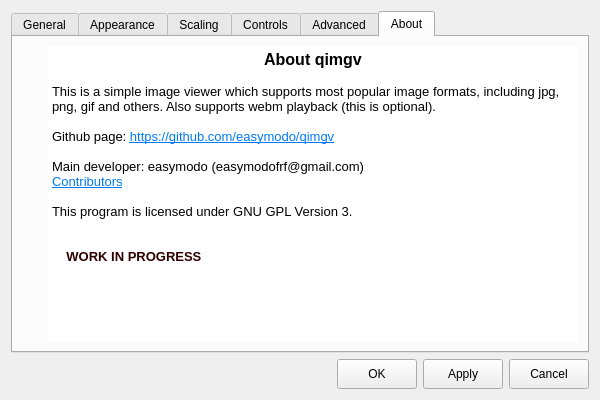
Qt form gui/settingsdialog.ui (do-i/thumbgrid) before a commit.
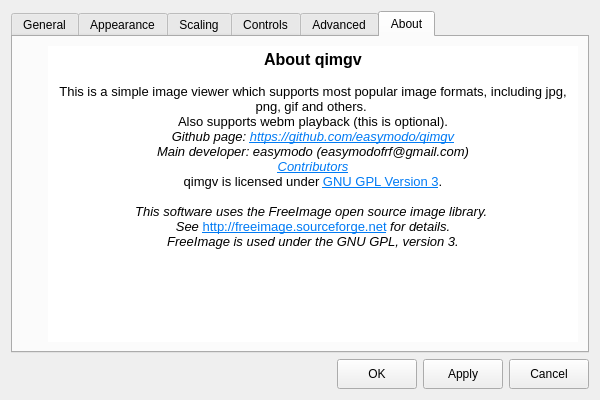
The same form after that commit. The open tabs and pages were chosen to show the change. Icons and pictures are not drawn. Custom widgets are drawn as their Qt base class.

Commit message: credit FreeImage

The edit to the form file:
```diff
--- a/gui/settingsdialog.ui
+++ b/gui/settingsdialog.ui
@@ -1450,17 +1450,16 @@
 &lt;/style&gt;&lt;/head&gt;&lt;body style=&quot; font-family:'Droid Sans'; font-size:11pt; font-weight:400; font-style:normal;&quot;&gt;
 &lt;p align=&quot;center&quot; style=&quot; margin-top:0px; margin-bottom:0px; margin-left:0px; margin-right:0px; -qt-block-indent:0; text-indent:0px;&quot;&gt;&lt;span style=&quot; font-family:'MS Shell Dlg 2'; font-size:12pt; font-weight:600;&quot;&gt;About qimgv&lt;/span&gt;&lt;/p&gt;
 &lt;p align=&quot;center&quot; style=&quot;-qt-paragraph-type:empty; margin-top:0px; margin-bottom:0px; margin-left:0px; margin-right:0px; -qt-block-indent:0; text-indent:0px; font-family:'MS Shell Dlg 2'; font-size:10pt; font-weight:600;&quot;&gt;&lt;br /&gt;&lt;/p&gt;
-&lt;p style=&quot; margin-top:0px; margin-bottom:0px; margin-left:0px; margin-right:0px; -qt-block-indent:0; text-indent:0px;&quot;&gt;&lt;span style=&quot; font-family:'MS Shell Dlg 2'; font-size:10pt;&quot;&gt;This is a simple image viewer which supports most popular image formats, including jpg, png, gif and others. Also supports webm playback (this is optional).&lt;/span&gt;&lt;/p&gt;
+&lt;p align=&quot;center&quot; style=&quot; margin-top:0px; margin-bottom:0px; margin-left:0px; margin-right:0px; -qt-block-indent:0; text-indent:0px;&quot;&gt;&lt;span style=&quot; font-family:'MS Shell Dlg 2'; font-size:10pt;&quot;&gt;This is a simple image viewer which supports most popular image formats, including jpg, png, gif and others. &lt;/span&gt;&lt;/p&gt;
+&lt;p align=&quot;center&quot; style=&quot; margin-top:0px; margin-bottom:0px; margin-left:0px; margin-right:0px; -qt-block-indent:0; text-indent:0px;&quot;&gt;&lt;span style=&quot; font-family:'MS Shell Dlg 2'; font-size:10pt;&quot;&gt;Also supports webm playback (this is optional).&lt;/span&gt;&lt;/p&gt;
+&lt;p align=&quot;center&quot; style=&quot; margin-top:0px; margin-bottom:0px; margin-left:0px; margin-right:0px; -qt-block-indent:0; text-indent:0px;&quot;&gt;&lt;span style=&quot; font-family:'MS Shell Dlg 2'; font-size:10pt; font-style:italic;&quot;&gt;Github page: &lt;/span&gt;&lt;a href=&quot;https://github.com/easymodo/qimgv&quot;&gt;&lt;span style=&quot; font-family:'MS Shell Dlg 2'; font-size:10pt; font-style:italic; text-decoration: underline; color:#007af4;&quot;&gt;https://github.com/easymodo/qimgv&lt;/span&gt;&lt;/a&gt;&lt;/p&gt;
+&lt;p align=&quot;center&quot; style=&quot; margin-top:0px; margin-bottom:0px; margin-left:0px; margin-right:0px; -qt-block-indent:0; text-indent:0px;&quot;&gt;&lt;span style=&quot; font-family:'MS Shell Dlg 2'; font-size:10pt; font-style:italic;&quot;&gt;Main developer: easymodo (easymodofrf@gmail.com)&lt;/span&gt;&lt;/p&gt;
+&lt;p align=&quot;center&quot; style=&quot; margin-top:0px; margin-bottom:0px; margin-left:0px; margin-right:0px; -qt-block-indent:0; text-indent:0px;&quot;&gt;&lt;a href=&quot;https://github.com/easymodo/qimgv/graphs/contributors&quot;&gt;&lt;span style=&quot; font-family:'MS Shell Dlg 2'; font-size:10pt; font-style:italic; text-decoration: underline; color:#007af4;&quot;&gt;Contributors&lt;/span&gt;&lt;/a&gt;&lt;/p&gt;
+&lt;p align=&quot;center&quot; style=&quot; margin-top:0px; margin-bottom:0px; margin-left:0px; margin-right:0px; -qt-block-indent:0; text-indent:0px;&quot;&gt;&lt;span style=&quot; font-family:'MS Shell Dlg 2'; font-size:10pt;&quot;&gt;qimgv is licensed under &lt;/span&gt;&lt;a href=&quot;https://www.gnu.org/licenses/gpl-3.0.en.html&quot;&gt;&lt;span style=&quot; font-size:10pt; text-decoration: underline; color:#007af4;&quot;&gt;GNU GPL Version 3&lt;/span&gt;&lt;/a&gt;&lt;span style=&quot; font-family:'MS Shell Dlg 2'; font-size:10pt;&quot;&gt;.&lt;/span&gt;&lt;/p&gt;
 &lt;p style=&quot;-qt-paragraph-type:empty; margin-top:0px; margin-bottom:0px; margin-left:0px; margin-right:0px; -qt-block-indent:0; text-indent:0px; font-family:'MS Shell Dlg 2'; font-size:10pt;&quot;&gt;&lt;br /&gt;&lt;/p&gt;
-&lt;p style=&quot; margin-top:0px; margin-bottom:0px; margin-left:0px; margin-right:0px; -qt-block-indent:0; text-indent:0px;&quot;&gt;&lt;span style=&quot; font-family:'MS Shell Dlg 2'; font-size:10pt;&quot;&gt;Github page: &lt;/span&gt;&lt;a href=&quot;https://github.com/easymodo/qimgv&quot;&gt;&lt;span style=&quot; font-family:'MS Shell Dlg 2'; font-size:10pt; text-decoration: underline; color:#007af4;&quot;&gt;https://github.com/easymodo/qimgv&lt;/span&gt;&lt;/a&gt;&lt;/p&gt;
-&lt;p style=&quot;-qt-paragraph-type:empty; margin-top:0px; margin-bottom:0px; margin-left:0px; margin-right:0px; -qt-block-indent:0; text-indent:0px; font-family:'MS Shell Dlg 2'; font-size:10pt;&quot;&gt;&lt;br /&gt;&lt;/p&gt;
-&lt;p style=&quot; margin-top:0px; margin-bottom:0px; margin-left:0px; margin-right:0px; -qt-block-indent:0; text-indent:0px;&quot;&gt;&lt;span style=&quot; font-family:'MS Shell Dlg 2'; font-size:10pt;&quot;&gt;Main developer: easymodo (easymodofrf@gmail.com)&lt;/span&gt;&lt;/p&gt;
-&lt;p style=&quot; margin-top:0px; margin-bottom:0px; margin-left:0px; margin-right:0px; -qt-block-indent:0; text-indent:0px;&quot;&gt;&lt;a href=&quot;https://github.com/easymodo/qimgv/graphs/contributors&quot;&gt;&lt;span style=&quot; font-family:'MS Shell Dlg 2'; font-size:10pt; text-decoration: underline; color:#007af4;&quot;&gt;Contributors&lt;/span&gt;&lt;/a&gt;&lt;/p&gt;
-&lt;p style=&quot;-qt-paragraph-type:empty; margin-top:0px; margin-bottom:0px; margin-left:0px; margin-right:0px; -qt-block-indent:0; text-indent:0px; font-family:'MS Shell Dlg 2'; font-size:10pt; text-decoration: underline; color:#007af4;&quot;&gt;&lt;br /&gt;&lt;/p&gt;
-&lt;p style=&quot; margin-top:0px; margin-bottom:0px; margin-left:0px; margin-right:0px; -qt-block-indent:0; text-indent:0px;&quot;&gt;&lt;span style=&quot; font-family:'MS Shell Dlg 2'; font-size:10pt;&quot;&gt;This program is licensed under GNU GPL Version 3.&lt;/span&gt;&lt;/p&gt;
-&lt;p style=&quot;-qt-paragraph-type:empty; margin-top:0px; margin-bottom:0px; margin-left:0px; margin-right:0px; -qt-block-indent:0; text-indent:0px; font-family:'MS Shell Dlg 2'; font-size:10pt;&quot;&gt;&lt;br /&gt;&lt;/p&gt;
-&lt;p align=&quot;right&quot; style=&quot;-qt-paragraph-type:empty; margin-top:0px; margin-bottom:0px; margin-left:0px; margin-right:0px; -qt-block-indent:0; text-indent:0px; font-family:'MS Shell Dlg 2'; font-size:10pt;&quot;&gt;&lt;br /&gt;&lt;/p&gt;
-&lt;p style=&quot; margin-top:0px; margin-bottom:0px; margin-left:0px; margin-right:0px; -qt-block-indent:0; text-indent:0px;&quot;&gt;&lt;span style=&quot; font-family:'MS Shell Dlg 2'; font-size:10pt; font-weight:600;&quot;&gt;   &lt;/span&gt;&lt;span style=&quot; font-family:'MS Shell Dlg 2'; font-size:10pt; font-weight:600; color:#681313;&quot;&gt; &lt;/span&gt;&lt;span style=&quot; font-family:'MS Shell Dlg 2'; font-size:10pt; font-weight:600; color:#2c0000;&quot;&gt;WORK IN PROGRESS&lt;/span&gt;&lt;/p&gt;&lt;/body&gt;&lt;/html&gt;</string>
+&lt;p align=&quot;center&quot; style=&quot; margin-top:0px; margin-bottom:0px; margin-left:0px; margin-right:0px; -qt-block-indent:0; text-indent:0px;&quot;&gt;&lt;span style=&quot; font-family:'Verdana,Arial,Helvetica,sans-serif'; font-size:10pt; font-style:italic;&quot;&gt;This software uses the FreeImage open source image library. &lt;/span&gt;&lt;/p&gt;
+&lt;p align=&quot;center&quot; style=&quot; margin-top:0px; margin-bottom:0px; margin-left:0px; margin-right:0px; -qt-block-indent:0; text-indent:0px;&quot;&gt;&lt;span style=&quot; font-family:'Verdana,Arial,Helvetica,sans-serif'; font-size:10pt; font-style:italic;&quot;&gt;See &lt;/span&gt;&lt;a href=&quot;http://freeimage.sourceforge.net&quot;&gt;&lt;span style=&quot; font-size:10pt; text-decoration: underline; color:#007af4;&quot;&gt;http://freeimage.sourceforge.net&lt;/span&gt;&lt;/a&gt;&lt;span style=&quot; font-family:'Verdana,Arial,Helvetica,sans-serif'; font-size:10pt; font-style:italic;&quot;&gt; for details.&lt;/span&gt;&lt;/p&gt;
+&lt;p align=&quot;center&quot; style=&quot; margin-top:0px; margin-bottom:0px; margin-left:0px; margin-right:0px; -qt-block-indent:0; text-indent:0px;&quot;&gt;&lt;span style=&quot; font-family:'Verdana,Arial,Helvetica,sans-serif'; font-size:10pt; font-style:italic;&quot;&gt;FreeImage is used under the GNU GPL, version 3.&lt;/span&gt;&lt;/p&gt;&lt;/body&gt;&lt;/html&gt;</string>
            </property>
            <property name="openExternalLinks">
             <bool>true</bool>
```
The commit also changes 1 other file.
